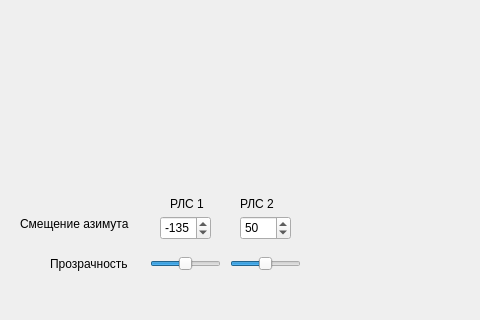
The window that widget.ui (MAPSWorks/superpos) describes before a commit, drawn with Qt 5; both pictures show x 0 to 480 and y 404 to 724 of the 929 by 724 pixel window.
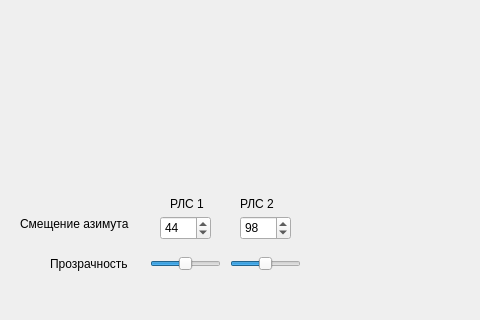
The same window after the commit.

The edit to the form file:
```diff
--- a/widget.ui
+++ b/widget.ui
@@ -29,7 +29,7 @@
     <number>180</number>
    </property>
    <property name="value">
-    <number>-135</number>
+    <number>44</number>
    </property>
   </widget>
   <widget class="QSpinBox" name="spinBoxR2">
@@ -48,7 +48,7 @@
     <number>180</number>
    </property>
    <property name="value">
-    <number>50</number>
+    <number>98</number>
    </property>
   </widget>
   <widget class="QLabel" name="label">
```
